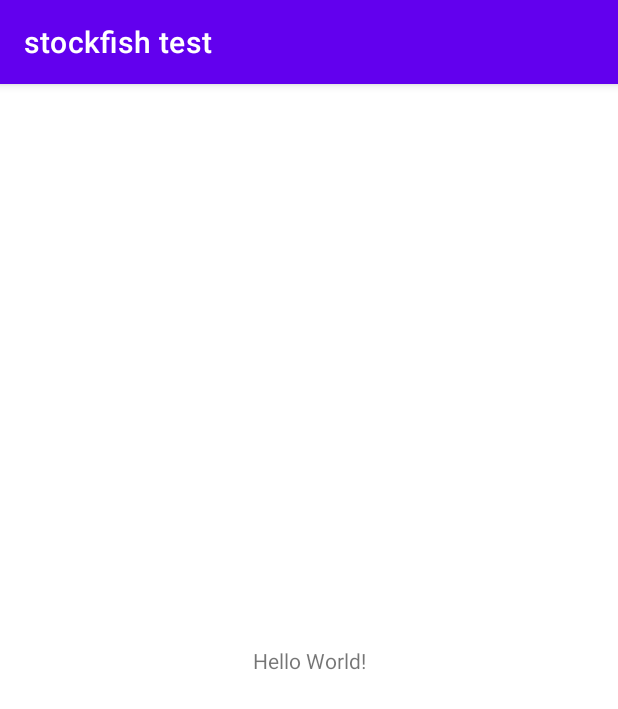
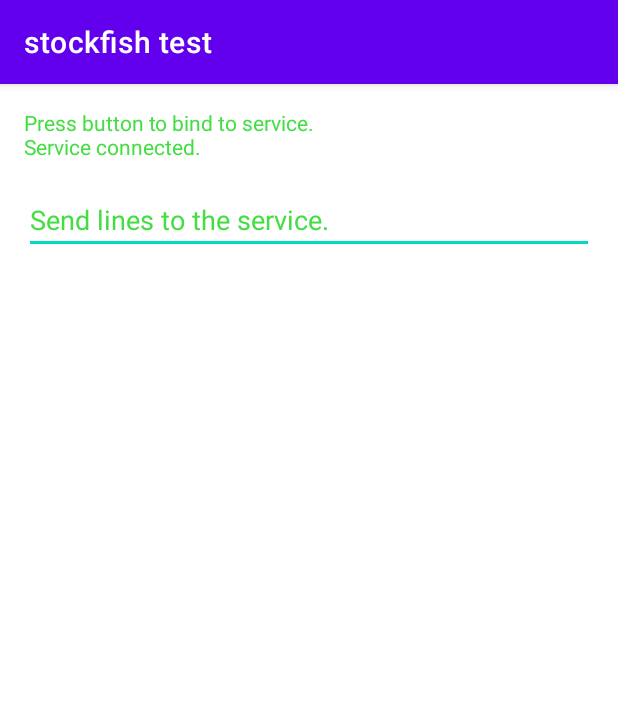
Before and after one commit to lazydroid/stockfish_android, an Android app: the screen it shows after launch (MainActivity), on a phone screen of 412 x 824 dp. Shown: the top 709 px of the screen. Run offline under Robolectric (Android 15) with nearby library versions, the phone set to English and light mode, and no system bars.

Commit message:
add stockfish service

```diff
--- a/app/src/main/AndroidManifest.xml
+++ b/app/src/main/AndroidManifest.xml
@@ -16,6 +16,11 @@
 				<category android:name="android.intent.category.LAUNCHER" />
 			</intent-filter>
 		</activity>
+		<service
+			android:name=".StockfishService"
+			android:exported="false"
+			android:process=":chessengine">
+		</service>
 	</application>
 
 </manifest>
--- a/app/src/main/java/com/lazydroid/stockfishtest/MainActivity.java
+++ b/app/src/main/java/com/lazydroid/stockfishtest/MainActivity.java
@@ -2,13 +2,144 @@ package com.lazydroid.stockfishtest;
 
 import androidx.appcompat.app.AppCompatActivity;
 
+import android.content.ComponentName;
+import android.content.Context;
+import android.content.Intent;
+import android.content.ServiceConnection;
 import android.os.Bundle;
+import android.os.Handler;
+import android.os.IBinder;
+import android.os.Message;
+import android.os.Messenger;
+import android.os.RemoteException;
+import android.text.InputType;
+import android.util.Log;
+import android.view.KeyEvent;
+import android.view.inputmethod.EditorInfo;
+import android.widget.EditText;
+import android.widget.TextView;
+import android.widget.Toolbar;
+
+import static com.lazydroid.stockfishtest.StockfishService.MSG_KEY;
 
 public class MainActivity extends AppCompatActivity {
+
+	private static final String TAG = "StockfishServiceTest";
+
+	TextView mIncomingText;
+	EditText mOutGoingText;
+	Toolbar mToolbar;
 
 	@Override
 	protected void onCreate(Bundle savedInstanceState) {
 		super.onCreate(savedInstanceState);
 		setContentView(R.layout.activity_main);
+
+		mIncomingText = findViewById(R.id.incoming_text);
+		mOutGoingText = findViewById(R.id.outgoing_text);
+
+		//setSupportActionBar(mToolbar);
+		setUpEditText(mOutGoingText);
 	}
+
+	void setUpEditText(EditText editText) {
+		editText.setInputType(InputType.TYPE_CLASS_TEXT);
+		editText.setImeActionLabel("Send", EditorInfo.IME_ACTION_SEND);
+		editText.setImeOptions(EditorInfo.IME_ACTION_SEND);
+		editText.setLines(1);
+
+		editText.setOnEditorActionListener(new TextView.OnEditorActionListener() {
+			@Override
+			public boolean onEditorAction(TextView textView, int actionId, KeyEvent keyEvent) {
+				boolean handled = false;
+				if (actionId == EditorInfo.IME_ACTION_SEND) {
+					sendCommand(textView.getText().toString() + "\n");
+					textView.setText("");
+					handled = true;
+				}
+				return handled;
+			}
+		});
+	}
+
+	void sendCommand(String cmd) {
+		if (mService == null) {
+			mIncomingText.setText(mIncomingText.getText() + "Service is down.\n");
+			return;
+		}
+
+		Bundle bundle = new Bundle();
+		bundle.putString(MSG_KEY, cmd);
+		Message msg = Message.obtain();
+		Log.v(TAG, "sending message: " + cmd);
+		msg.replyTo = mMessenger;
+		msg.setData(bundle);
+		try {
+			mService.send(msg);
+		} catch (RemoteException e) {
+			mService = null;
+		}
+	}
+
+	Messenger mService = null;
+
+	/**
+	 * Handler of incoming messages from service.
+	 */
+	class IncomingHandler extends Handler {
+		@Override
+		public void handleMessage(Message msg) {
+			Log.v(TAG, "incoming message");
+			Bundle data = msg.peekData();
+			if (data == null) {
+				Log.d(TAG, "data is null");
+				super.handleMessage(msg);
+				return;
+			}
+			data.setClassLoader(Thread.currentThread().getContextClassLoader());
+			String line = data.getString(MSG_KEY);
+			if (line == null) {
+				Log.d(TAG, "line is null");
+				super.handleMessage(msg);
+				return;
+			}
+			mIncomingText.setText(mIncomingText.getText() + line);
+		}
+	}
+
+	@Override
+	protected void onStart() {
+		super.onStart();
+
+		Intent intent = new Intent(this, StockfishService.class);
+		bindService(intent, mConnection, Context.BIND_AUTO_CREATE);
+	}
+
+	@Override
+	protected void onStop() {
+		super.onStop();
+
+		if (mService != null) {
+			unbindService(mConnection);
+			mService = null;
+		}
+	}
+
+	final Messenger mMessenger = new Messenger(new IncomingHandler());
+
+	private ServiceConnection mConnection = new ServiceConnection() {
+
+		@Override
+		public void onServiceConnected(ComponentName componentName, IBinder service) {
+			mService = new Messenger(service);
+			mIncomingText.setText(mIncomingText.getText() + "Service connected.\n");
+		}
+
+		@Override
+		public void onServiceDisconnected(ComponentName className) {
+			mService = null;
+			mIncomingText.setText(mIncomingText.getText() + "Service disconnected.\n");
+		}
+	};
+
 }
--- /dev/null
+++ b/app/src/main/res/drawable-v24/divider.xml
@@ -0,0 +1,8 @@
+<?xml version="1.0" encoding="utf-8"?>
+<shape xmlns:android="http://schemas.android.com/apk/res/android"
+    android:shape="line">
+    <stroke
+        android:width="2dp"
+        android:color="#44DD44" />
+    <size android:width="5dp"/>
+</shape>
--- a/app/src/main/res/layout/activity_main.xml
+++ b/app/src/main/res/layout/activity_main.xml
@@ -2,17 +2,36 @@
 <androidx.constraintlayout.widget.ConstraintLayout xmlns:android="http://schemas.android.com/apk/res/android"
 	xmlns:app="http://schemas.android.com/apk/res-auto"
 	xmlns:tools="http://schemas.android.com/tools"
+	android:id="@+id/content_main"
 	android:layout_width="match_parent"
 	android:layout_height="match_parent"
+	android:paddingBottom="@dimen/activity_vertical_margin"
+	android:paddingLeft="@dimen/activity_horizontal_margin"
+	android:paddingRight="@dimen/activity_horizontal_margin"
+	android:paddingTop="@dimen/activity_vertical_margin"
 	tools:context=".MainActivity">
 
-	<TextView
-		android:layout_width="wrap_content"
-		android:layout_height="wrap_content"
-		android:text="Hello World!"
-		app:layout_constraintBottom_toBottomOf="parent"
-		app:layout_constraintLeft_toLeftOf="parent"
-		app:layout_constraintRight_toRightOf="parent"
-		app:layout_constraintTop_toTopOf="parent" />
+	<LinearLayout
+		android:layout_width="match_parent"
+		android:layout_height="match_parent"
+		android:orientation="vertical">
+		<TextView
+			android:id="@+id/incoming_text"
+			android:layout_width="match_parent"
+			android:layout_height="wrap_content"
+			android:textColor="#44DD44"
+			android:text="@string/press_button_to_bind_to_service_n" />
+		<ImageView
+			android:layout_width="match_parent"
+			android:layout_height="wrap_content"
+			android:src="@drawable/divider"/>
+		<EditText
+			android:id="@+id/outgoing_text"
+			android:layout_width="match_parent"
+			android:layout_height="wrap_content"
+			android:textColor="#44DD44"
+			android:textColorHint="#44DD44"
+			android:hint="@string/send_lines_to_the_service"/>
+	</LinearLayout>
 
 </androidx.constraintlayout.widget.ConstraintLayout>
--- /dev/null
+++ b/app/src/main/res/values/dimens.xml
@@ -0,0 +1,6 @@
+<resources>
+    <!-- Default screen margins, per the Android Design guidelines. -->
+    <dimen name="activity_horizontal_margin">16dp</dimen>
+    <dimen name="activity_vertical_margin">16dp</dimen>
+    <dimen name="fab_margin">16dp</dimen>
+</resources>
--- a/app/src/main/res/values/strings.xml
+++ b/app/src/main/res/values/strings.xml
@@ -1,3 +1,5 @@
 <resources>
 	<string name="app_name">stockfish test</string>
+	<string name="press_button_to_bind_to_service_n">Press button to bind to service.\n</string>
+	<string name="send_lines_to_the_service">Send lines to the service.</string>
 </resources>
```
Also changed, not shown: app/src/main/java/com/lazydroid/stockfishtest/StockfishService.java (added, +82 -0 lines).
